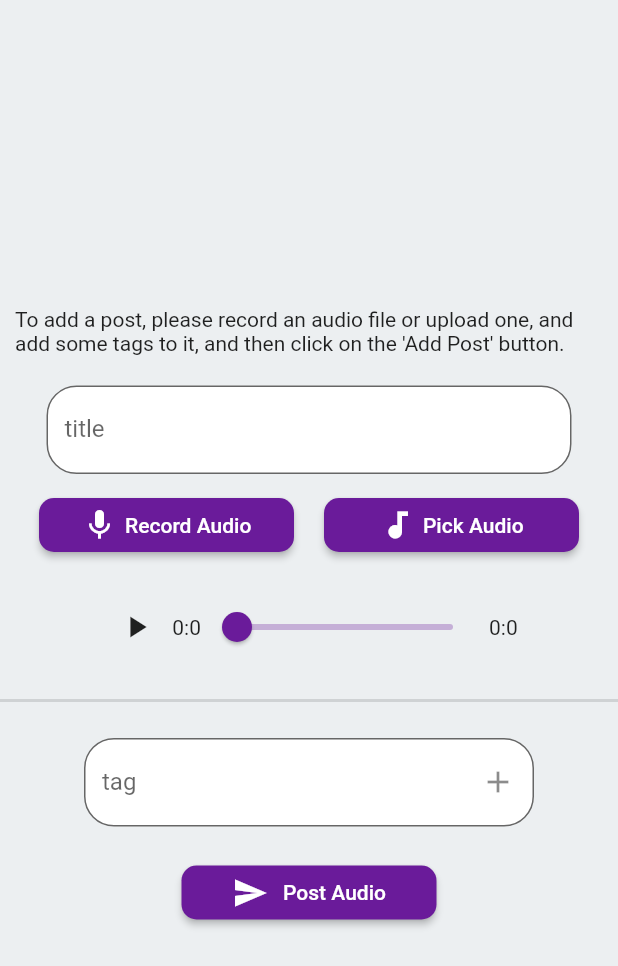
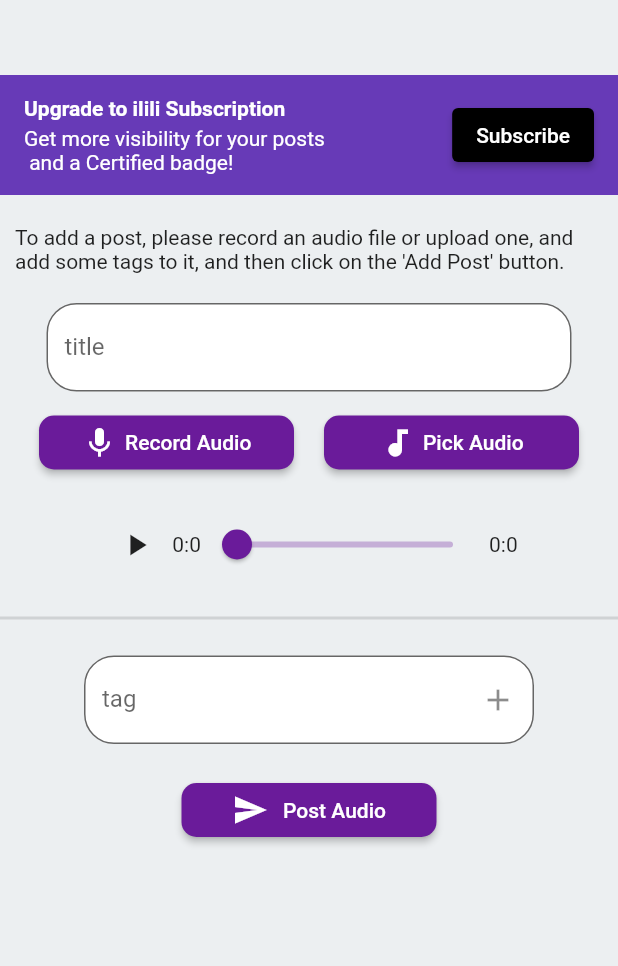
Before and after one commit to LahoucineLapunaire/ilili, a Flutter app: the AddPostPage screen opened directly, after a tap on "Pick Audio", on a phone screen of 412 x 824 dp. Shown: the top 966 px of the screen. Run offline on Flutter 3.47's test engine with Material 2 defaults, Android fonts, the phone set to English and light mode, and no system bars; our stand-ins replace audioplayers, cloud_firestore, file_picker, firebase_auth, firebase_core, firebase_messaging and 7 more; missing offline and left inert: ffmpeg_kit_flutter, flutter_sound, flutter_stripe, mailer; accounts and stored records are empty; network calls fail; key blocks and very long unbroken strings in the code were emptied for the run.

Commit message:
[FIX] AppRouter, AddPost, PostPage : fix banner display and interstitial loading and showed

```diff
--- a/lib/components/addPost.dart
+++ b/lib/components/addPost.dart
@@ -5,6 +5,8 @@ import 'package:audioplayers/audioplayers.dart';
 import 'package:flutter_sound/flutter_sound.dart';
 import 'package:google_mobile_ads/google_mobile_ads.dart';
 import 'package:ilili/components/google_ads.dart';
+import 'package:ilili/components/subscription.dart';
+import 'package:ilili/components/subscription.dart';
 import 'package:ilili/components/widget.dart';
 import 'package:permission_handler/permission_handler.dart';
 import 'package:firebase_storage/firebase_storage.dart';
@@ -13,6 +15,7 @@ import 'package:firebase_auth/firebase_auth.dart';
 import 'package:path/path.dart' as path;
 import 'dart:async';
 import 'dart:io';
+import 'package:flutter_stripe/flutter_stripe.dart';
 
 List<String> tagsList = [];
 AudioPlayer audioPlayer = AudioPlayer();
@@ -20,12 +23,16 @@ String audioPath = '';
 FirebaseAuth auth = FirebaseAuth.instance;
 FirebaseStorage storage = FirebaseStorage.instance;
 TextEditingController titleController = TextEditingController();
+bool subscription = false;
 
 class AddPostPage extends StatelessWidget {
   const AddPostPage({super.key});
 
   @override
   void dispose() {
+    audioPath = '';
+    tagsList = [];
+    titleController.clear();
     audioPlayer.release();
     audioPlayer.dispose();
   }
@@ -34,10 +41,14 @@ class AddPostPage extends StatelessWidget {
   Widget build(BuildContext context) {
     return Scaffold(
       backgroundColor: Color(0xFFECEFF1),
-      body: Center(
+      body: SingleChildScrollView(
+        child: Center(
           child: Column(
             mainAxisAlignment: MainAxisAlignment.center,
             children: [
+              SizedBox(height: 50),
+              subscription ? Container() : SubscriptionSection(),
+              SizedBox(height: 20),
               Container(
                 padding: EdgeInsets.fromLTRB(10, 0, 10, 0),
                 child: Text(
@@ -59,6 +70,63 @@ class AddPostPage extends StatelessWidget {
             ],
           ),
         ),
+      ),
+    );
+  }
+}
+
+class SubscriptionSection extends StatelessWidget {
+  const SubscriptionSection({super.key});
+
+  @override
+  Widget build(BuildContext context) {
+    return Container(
+      height: 80,
+      color: Colors.deepPurple, // Change this color to match your UI
+      padding: EdgeInsets.symmetric(horizontal: 16),
+      child: Row(
+        mainAxisAlignment: MainAxisAlignment.spaceBetween,
+        children: [
+          Column(
+            crossAxisAlignment: CrossAxisAlignment.start,
+            mainAxisAlignment: MainAxisAlignment.center,
+            children: [
+              Text(
+                "Upgrade to ilili Subscription",
+                style: TextStyle(
+                  fontWeight: FontWeight.bold,
+                  color: Colors.white,
+                ),
+              ),
+              SizedBox(height: 4),
+              Text(
+                "Get more visibility for your posts \n and a Certified badge!",
+                style: TextStyle(
+                  color: Colors.white,
+                ),
+              ),
+            ],
+          ),
+          ElevatedButton(
+            onPressed: () {
+              Navigator.push(
+                context,
+                MaterialPageRoute(
+                  builder: (context) => SubscriptionPage(),
+                ),
+              );
+            },
+            child: Text(
+              "Subscribe",
+              style: TextStyle(color: Colors.white),
+            ),
+            style: ElevatedButton.styleFrom(
+              backgroundColor:
+                  Colors.black, // Change this color to match your UI
+            ),
+          ),
+        ],
+      ),
     );
   }
 }
@@ -71,6 +139,25 @@ class TitleSection extends StatefulWidget {
 }
 
 class _TitleSectionState extends State<TitleSection> {
+  void initState() {
+    super.initState();
+    getSubcription();
+  }
+
+  void getSubcription() {
+    FirebaseFirestore.instance
+        .collection('users')
+        .doc(auth.currentUser!.uid)
+        .get()
+        .then((DocumentSnapshot documentSnapshot) {
+      if (documentSnapshot.exists) {
+        setState(() {
+          subscription = documentSnapshot.get('subscription');
+        });
+      }
+    });
+  }
+
   @override
   Widget build(BuildContext context) {
     return Container(
@@ -176,7 +263,6 @@ class _ButtonSectionState extends State<ButtonSection> {
 
       if (result != null) {
         PlatformFile file = result.files.first;
-        print("File path: ${file.path}");
         setState(() {
           audioPath = file.path!;
           audioPlayer.setSourceUrl(file.path!);
@@ -458,16 +544,20 @@ class _SendButtonSectionState extends State<SendButtonSection> {
   String audioLink = "";
   InterstitialAd? interstitialAd;
 
+  void initState() {
+    super.initState();
+    loadInterstitialAd();
+  }
+
   void loadInterstitialAd() {
+    try {
       InterstitialAd.load(
         adUnitId: AdHelper.interstitialAdUnitId,
         request: AdRequest(),
         adLoadCallback: InterstitialAdLoadCallback(
           onAdLoaded: (ad) {
             ad.fullScreenContentCallback = FullScreenContentCallback(
-            onAdDismissedFullScreenContent: (ad) {
-              postAudio();
-            },
+              onAdDismissedFullScreenContent: (ad) {},
             );
 
             setState(() {
@@ -475,11 +565,13 @@ class _SendButtonSectionState extends State<SendButtonSection> {
             });
           },
           onAdFailedToLoad: (err) {
-          postAudio();
             print('Failed to load an interstitial ad: ${err.message}');
           },
         ),
       );
+    } catch (e) {
+      print("error interstitial ad : ${e.toString()}");
+    }
   }
 
   String generateUniqueFileName() {
@@ -589,7 +681,13 @@ class _SendButtonSectionState extends State<SendButtonSection> {
           ),
           child: Text('Yes', style: TextStyle(color: Colors.white)),
           onPressed: () {
-            loadInterstitialAd();
+            print("post audio");
+            if (interstitialAd != null) {
+              interstitialAd!.show();
+            } else {
+              print("interstitialAd is null");
+            }
+            postAudio();
             Navigator.of(context).pop();
           },
         ),
--- a/lib/components/google_ads.dart
+++ b/lib/components/google_ads.dart
@@ -13,9 +13,9 @@ class AdHelper {
 
   static String get interstitialAdUnitId {
     if (Platform.isAndroid) {
-      return 'ca-app-pub-5863565056037942~7198521751';
+      return 'ca-app-pub-5863565056037942/1994296534';
     } else if (Platform.isIOS) {
-      return 'ca-app-pub-5863565056037942~4963240651';
+      return 'ca-app-pub-5863565056037942/9489643175';
     } else {
       throw UnsupportedError('Unsupported platform');
     }
--- a/lib/components/signup.dart
+++ b/lib/components/signup.dart
@@ -420,6 +420,7 @@ class _GoogleSignupFormState extends State<GoogleSignupForm> {
             'followings': [],
             'chats': [],
             'description': 'mydescription',
+            'subscription': false,
           });
         }
       }
--- a/lib/main.dart
+++ b/lib/main.dart
@@ -2,11 +2,8 @@ import 'package:firebase_messaging/firebase_messaging.dart';
 import 'package:flutter/material.dart';
 import 'package:firebase_core/firebase_core.dart';
 import 'package:firebase_auth/firebase_auth.dart';
-import 'package:ilili/components/UserProfilePage.dart';
 import 'package:ilili/components/appRouter.dart';
-import 'package:ilili/components/chat.dart';
 import 'package:ilili/components/emailNotVerified.dart';
-import 'package:ilili/components/postPage.dart';
 import 'components/signup.dart';
 
 FirebaseAuth auth = FirebaseAuth.instance;
```
Also changed, not shown: lib/components/appRouter.dart (+5 -7 lines), lib/components/home.dart (+5 -3 lines), lib/components/subscription.dart (added, +146 -0 lines), lib/components/widget.dart (+7 -4 lines), pubspec.yaml (+10 -9 lines), pubspec.lock, 3 other files. Lines whose indentation alone changed are shown as unchanged.
